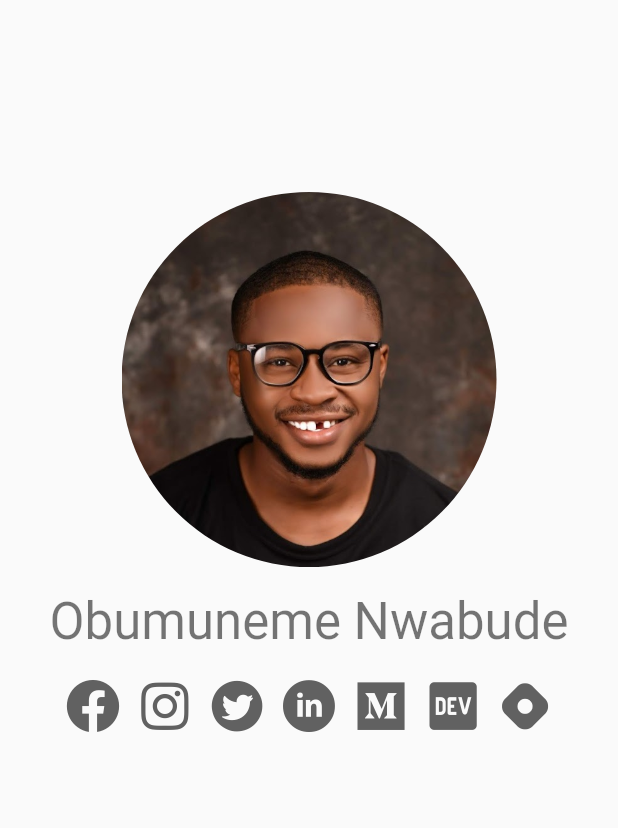
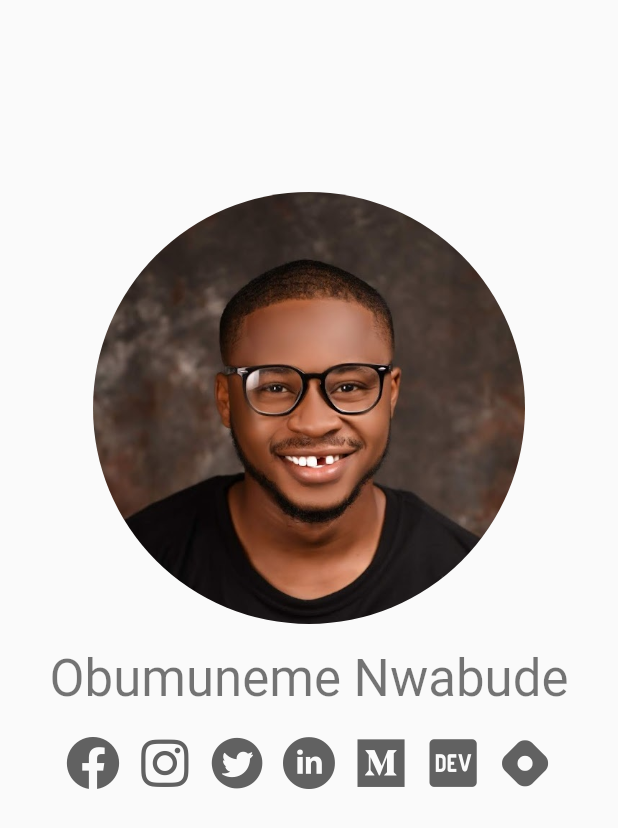
Before and after one commit to obumnwabude/obumnwabude, a Flutter app: the screen it shows after launch, on a phone screen of 412 x 824 dp. Shown: the top 828 px of the screen. Run offline on Flutter 3.47's test engine with Material 2 defaults, Android fonts, the phone set to English and light mode, and no system bars; our stand-ins replace url_strategy.

Commit message:
make header section responsive

```diff
--- /dev/null
+++ b/lib/header.dart
@@ -0,0 +1,100 @@
+import 'package:flutter/material.dart';
+import 'package:url_launcher/url_launcher.dart';
+import './social_icons.dart';
+import './social_links.dart';
+
+const _kHeaderImageDesktopHeight = 168.0;
+
+Widget _headerImage(bool isMobile) => ClipRRect(
+      borderRadius: BorderRadius.circular(10000),
+      child: Image.asset('assets/images/obum.jpg',
+          width: isMobile ? 288 : _kHeaderImageDesktopHeight),
+    );
+
+Widget _headerName(BuildContext context, bool isMobile) => Text(
+      'Obumuneme Nwabude',
+      style: Theme.of(context).textTheme.headline4,
+      textAlign: isMobile ? TextAlign.center : TextAlign.left,
+    );
+
+String _capitalize(String str) => str[0].toUpperCase() + str.substring(1);
+
+Widget _headerIcons(bool isMobile) => Row(
+    mainAxisAlignment:
+        isMobile ? MainAxisAlignment.center : MainAxisAlignment.start,
+    children: socialLinks.map((sL) {
+      return IconButton(
+          padding: EdgeInsets.only(left: 2, right: 2),
+          icon: Icon(SocialIcons.icons[sL.icon], size: 36),
+          onPressed: () => launch(sL.link),
+          tooltip: _capitalize(sL.icon),
+          color: Colors.grey.shade700);
+    }).toList());
+
+class HeaderRightDesktop extends StatelessWidget {
+  const HeaderRightDesktop({
+    Key? key,
+    required bool isMobile,
+  })  : _isMobile = isMobile,
+        super(key: key);
+
+  final bool _isMobile;
+
+  @override
+  Widget build(BuildContext context) {
+    return Container(
+      margin: EdgeInsets.only(left: 24),
+      child: Column(
+        mainAxisAlignment: MainAxisAlignment.center,
+        crossAxisAlignment: CrossAxisAlignment.start,
+        children: [_headerName(context, _isMobile), _headerIcons(_isMobile)],
+      ),
+    );
+  }
+}
+
+class Header extends StatelessWidget {
+  bool _isMobileScreen(BuildContext context) =>
+      MediaQuery.of(context).size.width < 600;
+
+  bool _isPortraitOrient(BuildContext context) =>
+      MediaQuery.of(context).orientation == Orientation.portrait;
+
+  @override
+  Widget build(BuildContext context) {
+    bool _isMobile = _isMobileScreen(context);
+    bool _isPortrait = _isPortraitOrient(context);
+
+    if (_isMobile) {
+      return Column(
+        crossAxisAlignment: CrossAxisAlignment.center,
+        children: <Widget>[
+          Container(
+              margin: EdgeInsets.only(top: _isPortrait ? 128 : 32),
+              child: Center(child: _headerImage(_isMobile))),
+          Container(
+              margin: EdgeInsets.only(top: 16, bottom: 12),
+              child: Row(children: [
+                Expanded(child: _headerName(context, _isMobile))
+              ])),
+          Container(
+              margin: EdgeInsets.only(bottom: 32),
+              child: _headerIcons(_isMobile))
+        ],
+      );
+    } else {
+      return Container(
+        height: _kHeaderImageDesktopHeight,
+        margin: EdgeInsets.only(top: 32, bottom: 32),
+        child: Row(
+          mainAxisAlignment: MainAxisAlignment.center,
+          crossAxisAlignment: CrossAxisAlignment.start,
+          children: <Widget>[
+            _headerImage(_isMobile),
+            HeaderRightDesktop(isMobile: _isMobile)
+          ],
+        ),
+      );
+    }
+  }
+}
--- a/lib/main.dart
+++ b/lib/main.dart
@@ -1,8 +1,6 @@
 import 'package:flutter/material.dart';
-import 'package:url_launcher/url_launcher.dart';
 import 'package:url_strategy/url_strategy.dart';
-import './social_icons.dart';
-import './social_links.dart';
+import './header.dart';
 
 void main() {
   setPathUrlStrategy();
@@ -23,48 +21,14 @@ class MyApp extends StatelessWidget {
 }
 
 class HomeScreen extends StatelessWidget {
-  String capitalize(String str) => str[0].toUpperCase() + str.substring(1);
-
   @override
   Widget build(BuildContext context) {
     return Scaffold(
-      body: ListView(
-        children: <Widget>[
-          Padding(
-            padding: EdgeInsets.only(
-                top: MediaQuery.of(context).orientation == Orientation.portrait
-                    ? 128
-                    : 32),
-            child: Center(
-              child: ClipRRect(
-                borderRadius: BorderRadius.circular(10000),
-                child: Image.asset('assets/images/obum.jpg', width: 250),
-              ),
-            ),
-          ),
-          Padding(
-            padding: EdgeInsets.only(top: 16, bottom: 12),
-            child: Text(
-              'Obumuneme Nwabude',
-              style: Theme.of(context).textTheme.headline4,
-              textAlign: TextAlign.center,
-            ),
-          ),
-          Padding(
-            padding: const EdgeInsets.only(bottom: 32),
-            child: Row(
-                mainAxisAlignment: MainAxisAlignment.center,
-                children: socialLinks.map((sL) {
-                  return IconButton(
-                      padding: EdgeInsets.only(left: 2, right: 2),
-                      icon: Icon(SocialIcons.icons[sL.icon], size: 36),
-                      onPressed: () => launch(sL.link),
-                      tooltip: capitalize(sL.icon),
-                      color: Colors.grey.shade700);
-                }).toList()),
-          )
-        ],
-      ),
-    );
+        body: ListView(children: <Widget>[
+      Header(),
+      Container(
+        height: 1000,
+      )
+    ]));
   }
 }
```
